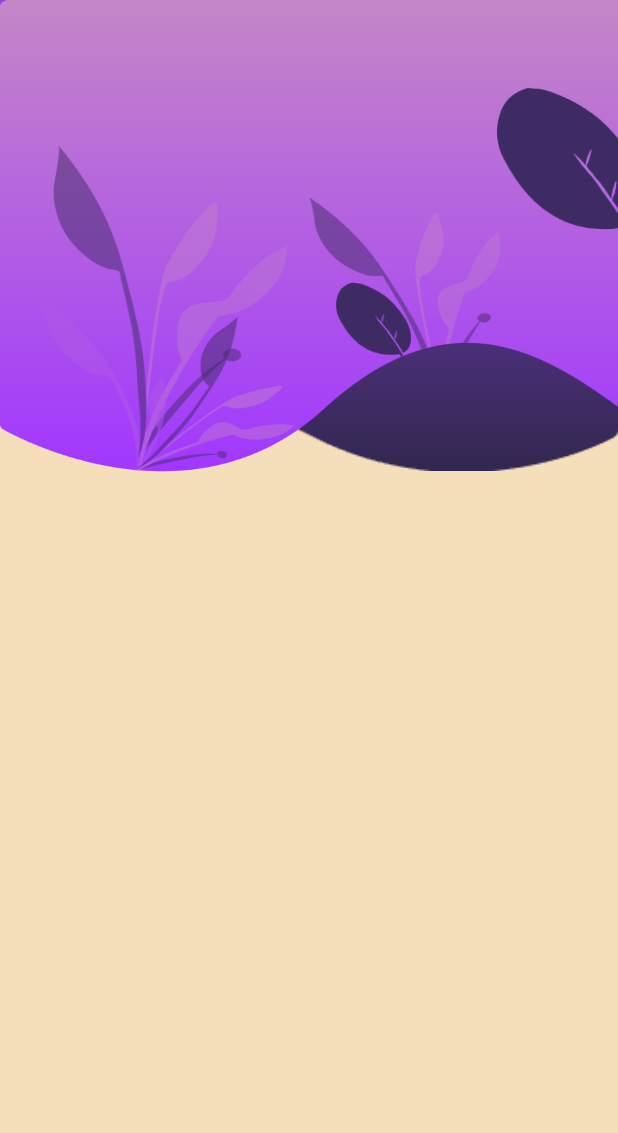
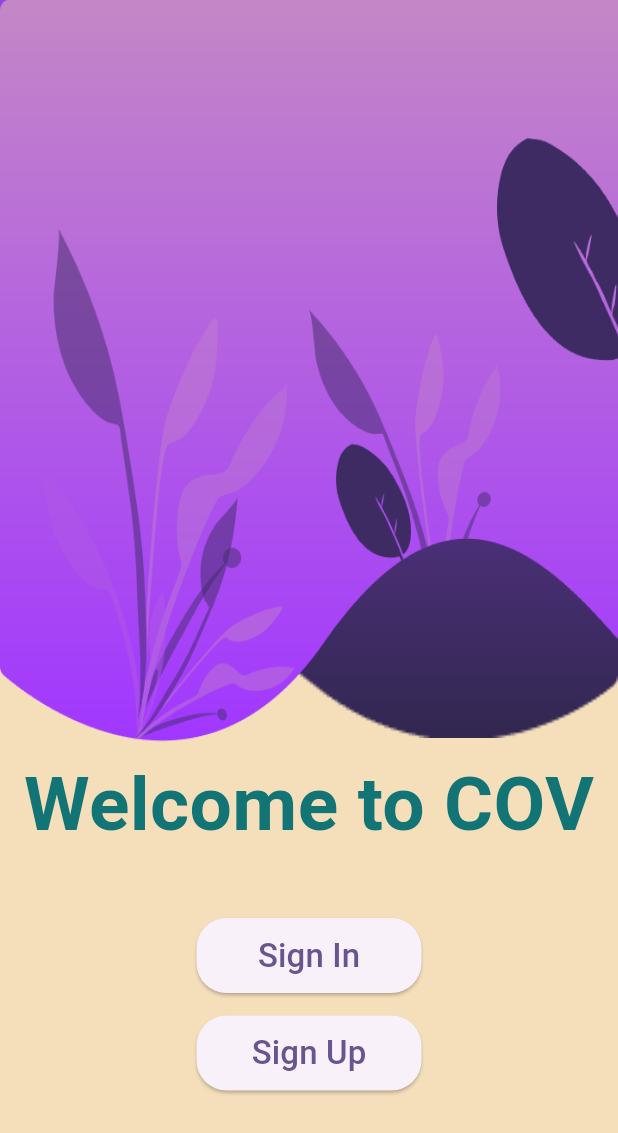
Before and after one commit to Affi-Amine/CoVoiturage, a Flutter app: the screen it shows after launch, on a phone screen of 412 x 824 dp. Shown: the top 1133 px of the screen. Run offline on Flutter 3.47's test engine with Material 2 defaults, Android fonts, the phone set to English and light mode, and no system bars; Roboto replaces fonts that are missing (RobotoMono).

Commit message:
second part of first page

```diff
--- a/lib/main.dart
+++ b/lib/main.dart
@@ -29,9 +29,6 @@
 }
 
 class _MyHomePageState extends State<MyHomePage> {
-  void _incrementCounter() {
-    setState(() {    });
-  }
 
   @override
   Widget build(BuildContext context) {
@@ -40,16 +37,16 @@
       backgroundColor: AppColors.wheat,
       body:Column(
         children: <Widget> [
-          Container(
-            height: 350,
+          SizedBox(
+            height: 500,
             child: Stack(
                 children:<Widget>[
                   Positioned(
-                    top: -36,
+                    top: -58,
                     width: width,
-                    height: 350,
+                    height: 550,
                       child: Container(
-                        decoration: BoxDecoration(
+                        decoration: const BoxDecoration(
                           image: DecorationImage(
                             image: AssetImage('assets/images/background.png'),
                             fit: BoxFit.fill,
@@ -59,18 +56,76 @@
                   ),
                   Positioned(
                     width: width + 40,
-                    height: 350,
+                    height: 550,
                     child: Container(
-                      decoration: BoxDecoration(
+                      decoration: const BoxDecoration(
                           image: DecorationImage(
                             image: AssetImage('assets/images/background-2.png'),
                             fit: BoxFit.fill,
                           )
                       ),
                     ),
-                  ),]
+                  ),
+                ]
             )
-          ),],
+          ),
+          Column(
+            children: <Widget>[
+              const Text(
+                'Welcome to COV',
+                style: TextStyle(
+                  color: AppColors.caribbeanCurrent,
+                  fontWeight: FontWeight.bold,
+                  fontSize: 50,
+                  fontFamily: 'RobotoMono',
+                ),
+              ),
+              const SizedBox(height: 40,),
+              Center(
+                child: Column(
+                  children: <Widget>[
+                    SizedBox(
+                      height: 50,
+                      width: 150,
+                      child: ElevatedButton(
+                        onPressed: () {},
+                        style: ElevatedButton.styleFrom(
+                          shape: RoundedRectangleBorder(
+                            borderRadius: BorderRadius.circular(20),
+                          ),
+                        ),
+                        child:const Text(
+                          'Sign In',
+                          style: TextStyle(
+                            fontSize: 22,
+                          ),
+                        ),
+                      ),
+                    ),
+                    const SizedBox(height: 15),
+                    SizedBox(
+                      height: 50,
+                      width: 150,
+                      child: ElevatedButton(
+                        onPressed: () {},
+                        style: ElevatedButton.styleFrom(
+                          shape: RoundedRectangleBorder(
+                            borderRadius: BorderRadius.circular(20),
+                          ),
+                        ),
+                        child:const Text(
+                            'Sign Up',
+                          style: TextStyle(
+                            fontSize: 22,
+                          ),
+                        ),
+                      ),
+                    ),
+                  ],
+                ),
+              )
+            ],
+          )],
 
       ),
 
```
